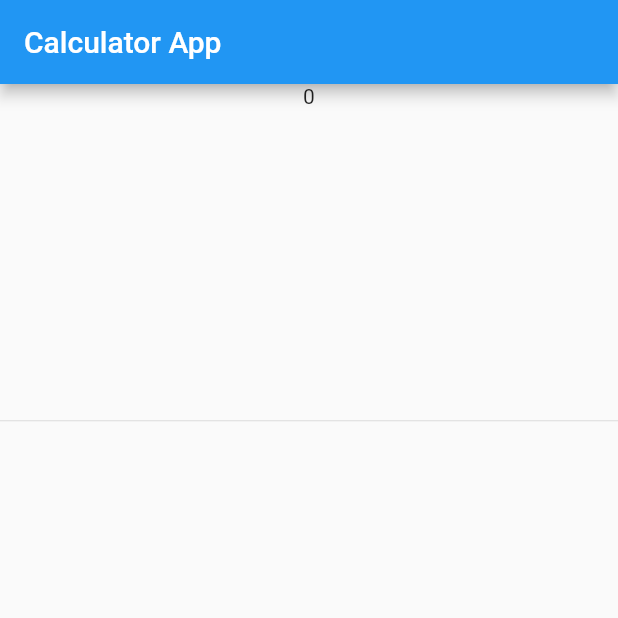
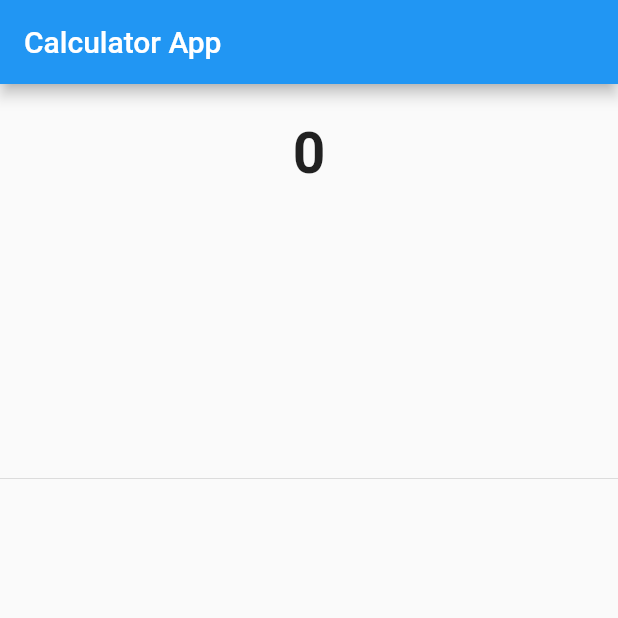
Before and after one commit to ImtiazDipto01/flutter_calculator_app, a Flutter app: the screen it shows after launch, on a phone screen of 412 x 824 dp, the top half of it. Run offline on Flutter 3.47's test engine with Material 2 defaults, Android fonts, the phone set to English and light mode, and no system bars.

Commit message:
UPDATE- Top text style added and Text wrap into container and padding given

```diff
--- a/lib/main.dart
+++ b/lib/main.dart
@@ -56,7 +56,16 @@ class _MyHomePageState extends State<MyHomePage> {
     return Container(
       child: Column(
         children: <Widget>[
-          Text("0"),
+          Container(
+            padding: EdgeInsets.symmetric(vertical: 24.0, horizontal: 12.0),
+            child: Text(
+              "0",
+              style: TextStyle(
+                fontSize: 38.0,
+                fontWeight: FontWeight.bold,
+              ),
+            ),
+          ),
           Expanded(
             child: Divider(),
           ),
```
